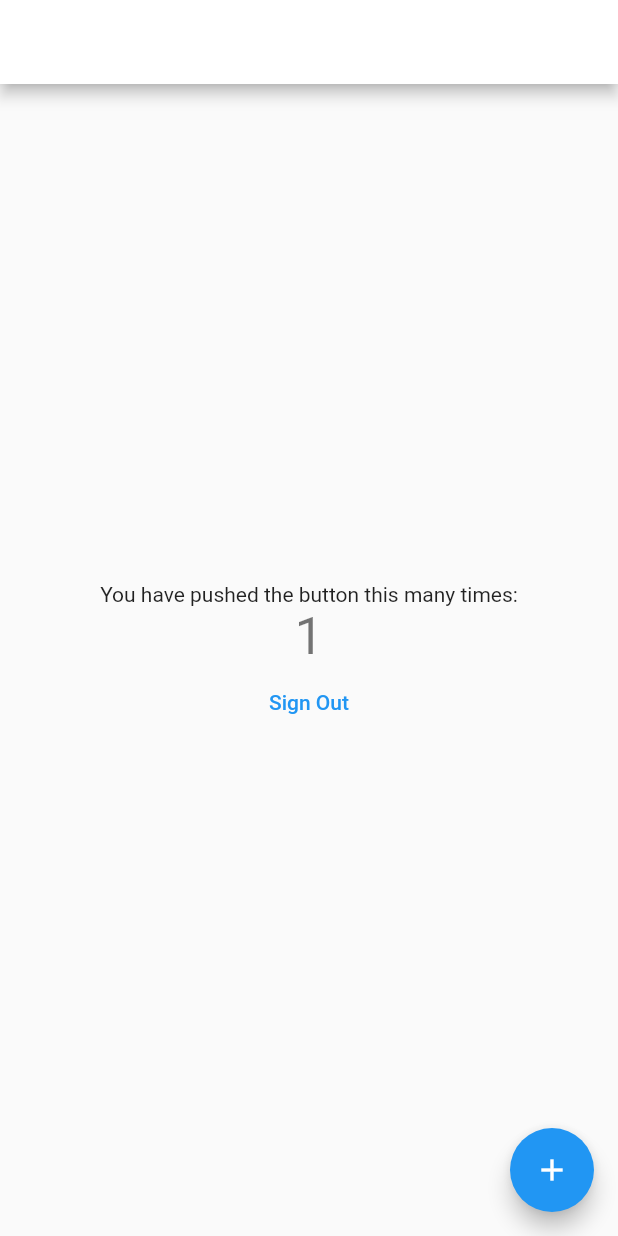
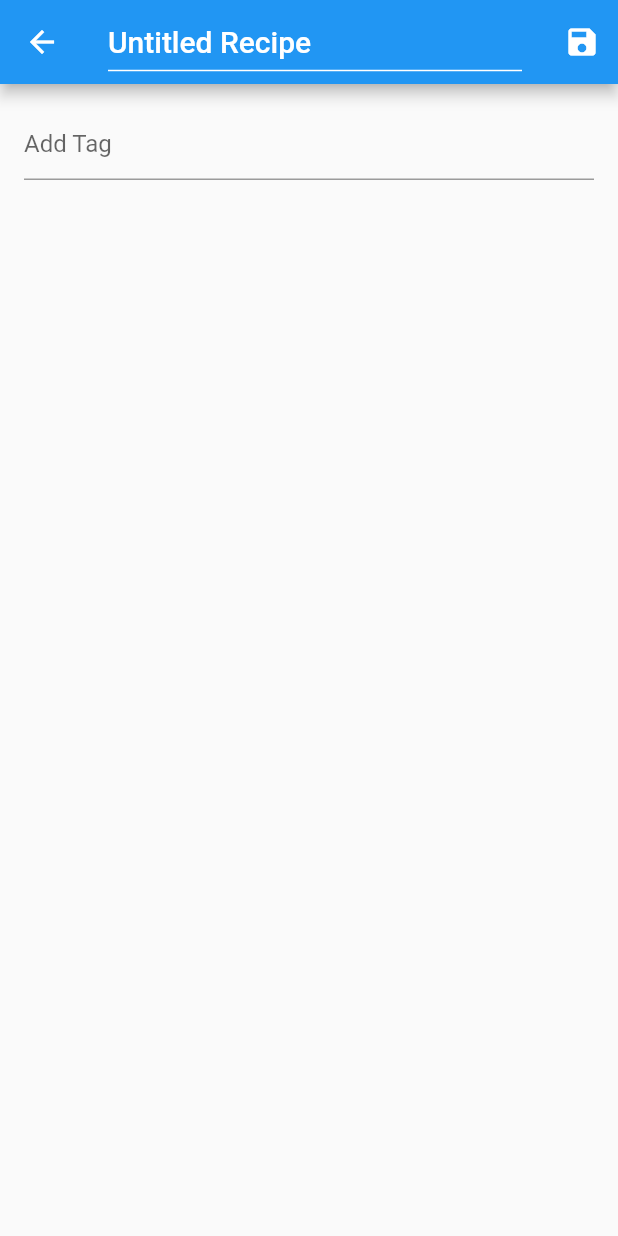
Before and after one commit to SheaJanke/recipe_archive, a Flutter app: the screen it shows once a user with an empty profile is signed in, after a tap on the "add" icon, on a phone screen of 412 x 824 dp. Run offline on Flutter 3.47's test engine with Material 2 defaults, Android fonts, the phone set to English and light mode, and no system bars; drawn by our look-alikes of flutter_typeahead; our stand-ins replace cloud_firestore, firebase_auth, firebase_core, flutter_dotenv, google_sign_in; missing offline and left inert: firebase_ui_auth, firebase_ui_oauth_google; accounts and stored records are empty.

Commit message:
Refactor app, and add tag input

```diff
--- a/lib/authGate.dart
+++ b/lib/authGate.dart
@@ -1,7 +1,7 @@
 import 'package:firebase_auth/firebase_auth.dart';
 import 'package:firebase_ui_auth/firebase_ui_auth.dart';
 import 'package:flutter/material.dart';
-import 'package:recipe_archive/home.dart';
+import 'package:recipe_archive/pages/recipeListPage.dart';
 
 class AuthGate extends StatelessWidget {
   const AuthGate({Key? key}) : super(key: key);
@@ -11,13 +11,12 @@ class AuthGate extends StatelessWidget {
     return StreamBuilder<User?>(
       stream: FirebaseAuth.instance.authStateChanges(),
       builder: (context, snapshot) {
+        User? user = snapshot.data;
         // User is not signed in
-        if (!snapshot.hasData) {
+        if (user == null) {
           return const SignInScreen();
         }
-
-        // Render your application if authenticated
-        return const MyHomePage(title: 'Testing');
+        return RecipeListPage(user: user);
       },
     );
   }
--- a/lib/home.dart
+++ /dev/null
@@ -1,91 +0,0 @@
-import 'package:flutter/material.dart';
-import 'package:firebase_auth/firebase_auth.dart';
-
-class MyHomePage extends StatefulWidget {
-  const MyHomePage({super.key, required this.title});
-
-  // This widget is the home page of your application. It is stateful, meaning
-  // that it has a State object (defined below) that contains fields that affect
-  // how it looks.
-
-  // This class is the configuration for the state. It holds the values (in this
-  // case the title) provided by the parent (in this case the App widget) and
-  // used by the build method of the State. Fields in a Widget subclass are
-  // always marked "final".
-
-  final String title;
-
-  @override
-  State<MyHomePage> createState() => _MyHomePageState();
-}
-
-class _MyHomePageState extends State<MyHomePage> {
-  int _counter = 0;
-
-  void _incrementCounter() {
-    setState(() {
-      // This call to setState tells the Flutter framework that something has
-      // changed in this State, which causes it to rerun the build method below
-      // so that the display can reflect the updated values. If we changed
-      // _counter without calling setState(), then the build method would not be
-      // called again, and so nothing would appear to happen.
-      _counter++;
-    });
-  }
-
-  @override
-  Widget build(BuildContext context) {
-    // This method is rerun every time setState is called, for instance as done
-    // by the _incrementCounter method above.
-    //
-    // The Flutter framework has been optimized to make rerunning build methods
-    // fast, so that you can just rebuild anything that needs updating rather
-    // than having to individually change instances of widgets.
-    return Scaffold(
-      appBar: AppBar(
-        // TRY THIS: Try changing the color here to a specific color (to
-        // Colors.amber, perhaps?) and trigger a hot reload to see the AppBar
-        // change color while the other colors stay the same.
-        backgroundColor: Theme.of(context).colorScheme.inversePrimary,
-        // Here we take the value from the MyHomePage object that was created by
-        // the App.build method, and use it to set our appbar title.
-        title: Text(widget.title),
-      ),
-      body: Center(
-        // Center is a layout widget. It takes a single child and positions it
-        // in the middle of the parent.
-        child: Column(
-          // Column is also a layout widget. It takes a list of children and
-          // arranges them vertically. By default, it sizes itself to fit its
-          // children horizontally, and tries to be as tall as its parent.
-          //
-          // Column has various properties to control how it sizes itself and
-          // how it positions its children. Here we use mainAxisAlignment to
-          // center the children vertically; the main axis here is the vertical
-          // axis because Columns are vertical (the cross axis would be
-          // horizontal).
-          //
-          // TRY THIS: Invoke "debug painting" (choose the "Toggle Debug Paint"
-          // action in the IDE, or press "p" in the console), to see the
-          // wireframe for each widget.
-          mainAxisAlignment: MainAxisAlignment.center,
-          children: <Widget>[
-            const Text(
-              'You have pushed the button this many times:',
-            ),
-            Text(
-              '$_counter',
-              style: Theme.of(context).textTheme.headlineMedium,
-            ),
-            TextButton(onPressed: () => FirebaseAuth.instance.signOut(), child: Text('Sign Out'))
-          ],
-        ),
-      ),
-      floatingActionButton: FloatingActionButton(
-        onPressed: _incrementCounter,
-        tooltip: 'Increment',
-        child: const Icon(Icons.add),
-      ), // This trailing comma makes auto-formatting nicer for build methods.
-    );
-  }
-}
--- a/lib/main.dart
+++ b/lib/main.dart
@@ -1,3 +1,4 @@
+import 'package:cloud_firestore/cloud_firestore.dart';
 import 'package:firebase_ui_auth/firebase_ui_auth.dart';
 import 'package:flutter/material.dart';
 import 'package:firebase_core/firebase_core.dart';
@@ -24,6 +25,7 @@ Future<UserCredential> signInWithGoogle() async {
 
   // Once signed in, return the UserCredential
   return await FirebaseAuth.instance.signInWithCredential(credential);
+
 }
 
 void main() async {
--- /dev/null
+++ b/lib/models/recipe.dart
@@ -0,0 +1,44 @@
+import 'package:cloud_firestore/cloud_firestore.dart';
+import 'package:uuid/uuid.dart';
+
+Uuid uuid = const Uuid();
+
+class Recipe {
+  String id;
+  List<String> imgUrls;
+  String name;
+  String notes;
+  List<String> tags;
+
+  Recipe({
+    String? id,
+    this.imgUrls = const [],
+    this.name = 'Untitled Recipe',
+    this.notes = '',
+    this.tags = const [],
+  }) : id = id ?? uuid.v4();
+
+  factory Recipe.fromFirestore(
+    DocumentSnapshot<Map<String, dynamic>> snapshot,
+    SnapshotOptions? options,
+  ) {
+    final data = snapshot.data();
+    return Recipe(
+      id: data?['id'],
+      imgUrls: data?['imgUrls'] is Iterable ? List.from(data?['imgUrls']) : [],
+      name: data?['name'],
+      notes: data?['notes'],
+      tags: data?['tags'] is Iterable ? List.from(data?['tags']) : [],
+    );
+  }
+
+  Map<String, dynamic> toFirestore() {
+    return {
+      "id": id,
+      "imgUrls": imgUrls,
+      "name": name,
+      "notes": notes,
+      "tags": tags,
+    };
+  }
+}
--- /dev/null
+++ b/lib/pages/recipeEditPage.dart
@@ -0,0 +1,148 @@
+import 'package:cloud_firestore/cloud_firestore.dart';
+import 'package:firebase_auth/firebase_auth.dart';
+import 'package:flutter/material.dart';
+import 'package:flutter_typeahead/flutter_typeahead.dart';
+import 'package:recipe_archive/models/recipe.dart';
+
+const UnderlineInputBorder titleBorder = UnderlineInputBorder(
+  borderSide: BorderSide(color: Colors.white),
+);
+
+SnackBar successSnackBar = SnackBar(
+  backgroundColor: Colors.green.shade600,
+  content: const Text('Save Successful!', style: TextStyle(fontSize: 16)),
+  duration: const Duration(seconds: 2),
+);
+
+SnackBar failureSnackBar = SnackBar(
+  backgroundColor: Colors.red.shade600,
+  content: const Text('Oops! Something Went Wrong...',
+      style: TextStyle(fontSize: 16)),
+  duration: const Duration(seconds: 2),
+);
+
+class RecipeEditPage extends StatefulWidget {
+  RecipeEditPage({super.key, required this.user, required this.recipe});
+
+  final User user;
+  final Recipe recipe;
+  final FirebaseFirestore db = FirebaseFirestore.instance;
+
+  @override
+  _RecipeEditPageState createState() => _RecipeEditPageState();
+}
+
+class _RecipeEditPageState extends State<RecipeEditPage> {
+  late TextEditingController _titleController;
+  late TextEditingController _tagController;
+  List<String> _tagList = List.empty(growable: true);
+
+  @override
+  void initState() {
+    super.initState();
+    _titleController = TextEditingController(text: widget.recipe.name);
+    _tagController = TextEditingController();
+  }
+
+  void addTagValueToList(String newTag) {
+    if (!_tagList.contains(newTag)) {
+      setState(() {
+        _tagList.add(newTag);
+      });
+    }
+    _tagController.clear();
+  }
+
+  void deleteTagValueFromList(String deleteTag) {
+    setState(() {
+      _tagList.remove(deleteTag);
+    });
+  }
+
+  @override
+  Widget build(BuildContext context) {
+    return Scaffold(
+      appBar: AppBar(
+        actions: [
+          IconButton(
+            icon: const Icon(Icons.save),
+            onPressed: () {
+              Recipe saveRecipe = Recipe(id: widget.recipe.id, name: _titleController.value.text, tags: _tagList);
+              widget.db
+                  .collection('users')
+                  .doc(widget.user.uid)
+                  .collection('recipes')
+                  .doc(saveRecipe.id)
+                  .set(saveRecipe.toFirestore())
+                  .then(
+                    (value) => ScaffoldMessenger.of(context)
+                        .showSnackBar(successSnackBar),
+                  )
+                  .onError(
+                    (error, stackTrace) => ScaffoldMessenger.of(context)
+                        .showSnackBar(failureSnackBar),
+                  );
+            },
+            tooltip: 'Save',
+          ),
+        ],
+        title: TextFormField(
+          controller: _titleController,
+          decoration: const InputDecoration(
+            enabledBorder: titleBorder,
+            focusedBorder: titleBorder,
+            isDense: true,
+          ),
+          style: const TextStyle(
+              color: Colors.white, fontSize: 20, fontWeight: FontWeight.w500),
+        ),
+      ),
+      body: Padding(
+        padding: const EdgeInsets.all(16),
+        child: Column(
+          crossAxisAlignment: CrossAxisAlignment.start,
+          children: [
+            TypeAheadField(
+              textFieldConfiguration: TextFieldConfiguration(
+                controller: _tagController,
+                decoration: InputDecoration(hintText: 'Add Tag'),
+                onEditingComplete: () =>
+                    addTagValueToList(_tagController.value.text),
+              ),
+              suggestionsCallback: (pattern) {
+                return ['abc', 'def', 'geh'];
+              },
+              itemBuilder: (context, suggestion) {
+                return ListTile(
+                  title: Text(suggestion),
+                );
+              },
+              onSuggestionSelected: addTagValueToList,
+              minCharsForSuggestions: 1,
+            ),
+            SizedBox(
+              height: 8,
+            ),
+            Wrap(
+              spacing: 4,
+              runSpacing: 4,
+              children: [
+                for (String tag in _tagList)
+                  Chip(
+                    label: Text('#$tag'),
+                    onDeleted: () => deleteTagValueFromList(tag),
+                    deleteIcon: const Icon(
+                      Icons.close,
+                      size: 20,
+                    ),
+                    materialTapTargetSize: MaterialTapTargetSize.shrinkWrap,
+                    visualDensity: VisualDensity.comfortable,
+                  ),
+              ],
+            )
+          ],
+        ),
+      ),
+    );
+  }
+}
--- /dev/null
+++ b/lib/pages/recipeListPage.dart
@@ -0,0 +1,60 @@
+import 'package:cloud_firestore/cloud_firestore.dart';
+import 'package:flutter/material.dart';
+import 'package:firebase_auth/firebase_auth.dart';
+import 'package:recipe_archive/pages/recipeEditPage.dart';
+
+import '../models/recipe.dart';
+
+class RecipeListPage extends StatefulWidget {
+  const RecipeListPage({super.key, required this.user});
+
+  final User user;
+
+  @override
+  State<RecipeListPage> createState() => _RecipeListPageState();
+}
+
+class _RecipeListPageState extends State<RecipeListPage> {
+  List<String> _tagFilters = [];
+
+  @override
+  Widget build(BuildContext context) {
+    // This method is rerun every time setState is called, for instance as done
+    // by the _incrementCounter method above.
+    //
+    // The Flutter framework has been optimized to make rerunning build methods
+    // fast, so that you can just rebuild anything that needs updating rather
+    // than having to individually change instances of widgets.
+    return Scaffold(
+      appBar: AppBar(
+        actions: [
+          IconButton(
+            icon: const Icon(Icons.logout),
+            onPressed: () => FirebaseAuth.instance.signOut(),
+            tooltip: 'Logout',
+          ),
+        ],
+        backgroundColor: Theme.of(context).colorScheme.primary,
+        title: Text(
+          'Recipe Archive',
+          style: TextStyle(color: Theme.of(context).colorScheme.inversePrimary),
+        ),
+      ),
+      floatingActionButton: FloatingActionButton(
+        onPressed: () {
+          Navigator.push(
+            context,
+            MaterialPageRoute(
+              builder: (context) => RecipeEditPage(
+                user: widget.user,
+                recipe: Recipe(),
+              ),
+            ),
+          );
+        },
+        tooltip: 'Increment',
+        child: const Icon(Icons.add),
+      ), // This trailing comma makes auto-formatting nicer for build methods.
+    );
+  }
+}
--- a/pubspec.yaml
+++ b/pubspec.yaml
@@ -41,6 +41,9 @@ dependencies:
   firebase_ui_auth: ^1.4.3
   firebase_ui_oauth_google: ^1.2.3
   flutter_dotenv: ^5.1.0
+  cloud_firestore: ^4.8.1
+  uuid: ^3.0.7
+  flutter_typeahead: ^4.6.1
 
 dev_dependencies:
   flutter_test:
```
Also changed, not shown: pubspec.lock, 1 other file.
